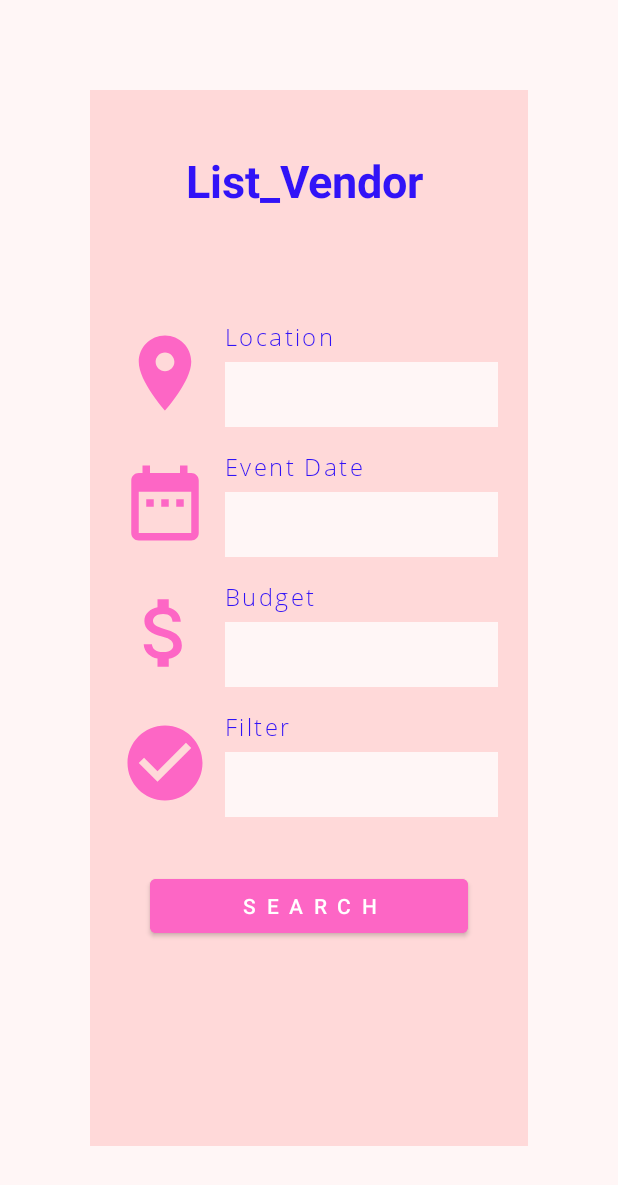
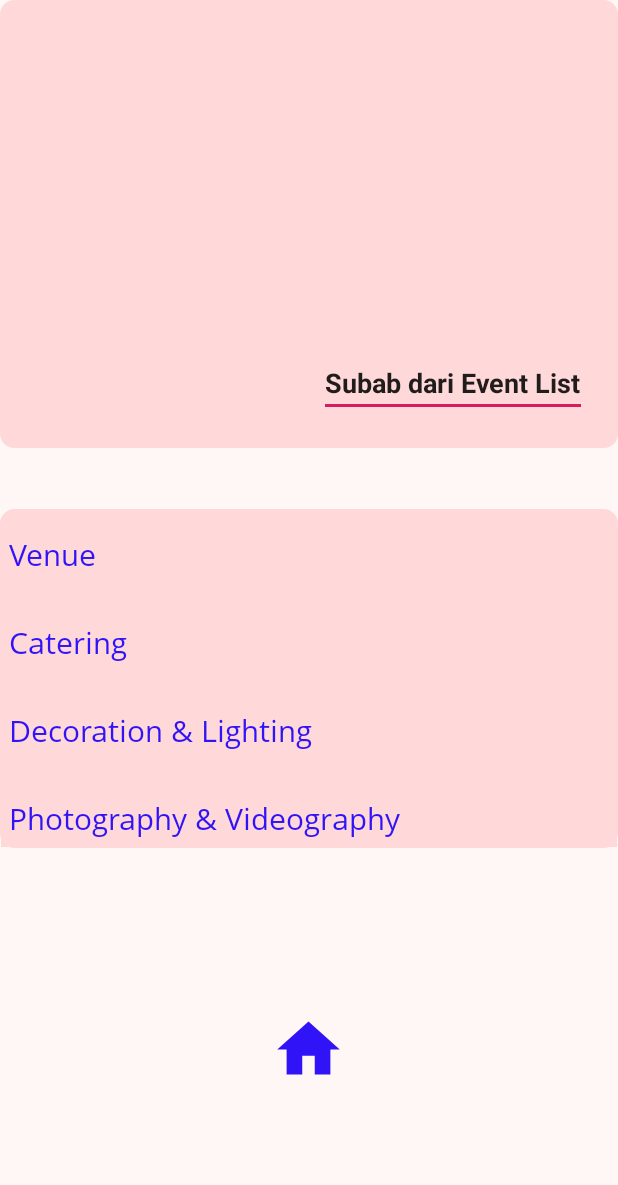
Before and after one commit to crshao/manbis_eventco, an Android app: the ListVendor screen opened directly, with no data from a screen before it, on a phone screen of 412 x 824 dp. Shown: the top 1185 px of the screen. Run offline under Robolectric (Android 15) with nearby library versions, the phone set to English and light mode, and no system bars; our stand-ins replace ButterKnife.

Commit message:
WeddingOccasion_REV1
-ListView ganti jadi RecyclerView
-Tampilan masih salah karena list vendor dapat discroll, harusnya tidak

```diff
--- a/app/src/main/AndroidManifest.xml
+++ b/app/src/main/AndroidManifest.xml
@@ -12,10 +12,10 @@
         <activity android:name=".FilterResult"
             android:exported="true"></activity>
         <activity
-            android:name=".Filter_Vendor"
+            android:name=".FilterVendor"
             android:exported="true" />
         <activity
-            android:name=".List_Vendor"
+            android:name=".ListVendor"
             android:exported="true" />
         <activity android:name=".EventList" />
         <activity android:name=".RegisterActivity" />
--- a/app/src/main/java/com/example/manbis_eventco/Adapter/WeddingOccasionAdapter.java
+++ b/app/src/main/java/com/example/manbis_eventco/Adapter/WeddingOccasionAdapter.java
@@ -37,7 +37,7 @@ public class WeddingOccasionAdapter extends RecyclerView.Adapter<WeddingOccasion
     @Override
     public void onBindViewHolder(@NonNull WeddingOccasionViewHolder holder, int position) {
         WeddingOccasion weddingOccasion = list.get(position);
-        holder.jenis_layanan.setText(weddingOccasion.getName());
+        holder.jenisLayanan.setText(weddingOccasion.getName());
     }
 
     @Override
@@ -46,12 +46,13 @@ public class WeddingOccasionAdapter extends RecyclerView.Adapter<WeddingOccasion
     }
 
     public class WeddingOccasionViewHolder extends RecyclerView.ViewHolder {
-        @BindView(R.id.jenis_layanan)
-        MaterialTextView jenis_layanan;
+
+        MaterialTextView jenisLayanan;
 
         public WeddingOccasionViewHolder(@NonNull View itemView) {
             super(itemView);
-            ButterKnife.bind(itemView);
+            //MENGAPA TIDAK BISA PAKAI BUTTERKNIFE DISINI ?
+            jenisLayanan = itemView.findViewById(R.id.jenis_layanan);
         }
     }
 }
--- a/app/src/main/java/com/example/manbis_eventco/EventList.java
+++ b/app/src/main/java/com/example/manbis_eventco/EventList.java
@@ -23,8 +23,9 @@ public class EventList extends AppCompatActivity {
     }
 
     @OnClick(R.id.btn_wedding)
-    public void intent()
+    public void move()
     {
-        Intent intent = new Intent();
+        Intent intent = new Intent(this, ListVendor.class);
+        startActivity(intent);
     }
 }
--- a/app/src/main/java/com/example/manbis_eventco/Filter_Vendor.java
+++ b/app/src/main/java/com/example/manbis_eventco/ListVendor.java
@@ -7,6 +7,8 @@ import butterknife.BindView;
 import butterknife.ButterKnife;
 
 import android.os.Bundle;
+import android.widget.ArrayAdapter;
+import android.widget.ListView;
 
 import com.example.manbis_eventco.Adapter.WeddingOccasionAdapter;
 import com.example.manbis_eventco.Data.WeddingOccasion;
@@ -14,31 +16,42 @@ import com.example.manbis_eventco.Data.WeddingOccasionData;
 
 import java.util.ArrayList;
 
-public class Filter_Vendor extends AppCompatActivity {
+public class ListVendor extends AppCompatActivity {
 
-    private RecyclerView rvJenisLayanan;
     private ArrayList<WeddingOccasion> list = new ArrayList<>();
 
     @BindView(R.id.recycler_view)
     RecyclerView recyclerView;
 
+//    ListView listView;
+// /*   ArrayList<String> list_vendor;*/
+
     @Override
     protected void onCreate(Bundle savedInstanceState) {
         super.onCreate(savedInstanceState);
-        setContentView(R.layout.activity_filter_vendor);
+        setContentView(R.layout.activity_list_vendor);
         ButterKnife.bind(this);
 
-//        recyclerView.setHasFixedSize(true);
+        recyclerView.setHasFixedSize(true);
 
         list.addAll(WeddingOccasionData.getWeddingOccasionData());
         showRecyclerList();
+
+       /* for(int i = 0 ; i <  getResources().getStringArray(R.array.vendorList).length;i++){
+            list_vendor.add(getResources().getStringArray(R.array.vendorList[i]))
+        }*/
+
+//    listView = findViewById(R.id.list_view);
+//
+//    ArrayAdapter<String> arrayAdapter = new ArrayAdapter<String>(ListVendor.this,android.R.layout.simple_list_item_1
+//        ,getResources().getStringArray(R.array.vendorList));
+//
+//    listView.setAdapter(arrayAdapter);
     }
 
     private void showRecyclerList() {
-        rvJenisLayanan.setLayoutManager(new LinearLayoutManager(this));
+        recyclerView.setLayoutManager(new LinearLayoutManager(this));
         WeddingOccasionAdapter weddingOccasionAdapter = new WeddingOccasionAdapter(list);
-        rvJenisLayanan.setAdapter(weddingOccasionAdapter);
+        recyclerView.setAdapter(weddingOccasionAdapter);
     }
-
-
 }
--- a/app/src/main/java/com/example/manbis_eventco/LoginActivity.java
+++ b/app/src/main/java/com/example/manbis_eventco/LoginActivity.java
@@ -54,7 +54,7 @@ public class LoginActivity extends AppCompatActivity {
         SharedPreferences.Editor editor = sharedPreferences.edit();
         editor.apply();
 
-        Intent intent = new Intent(this, MainActivity.class);
+        Intent intent = new Intent(this, EventList.class);
         startActivity(intent);
         finish();
     }
--- a/app/src/main/res/layout/activity_filter_vendor.xml
+++ b/app/src/main/res/layout/activity_filter_vendor.xml
@@ -4,7 +4,7 @@
     xmlns:tools="http://schemas.android.com/tools"
     android:layout_width="match_parent"
     android:layout_height="match_parent"
-    tools:context=".Filter_Vendor"
+    tools:context=".FilterVendor"
     android:background="@color/background">
     <LinearLayout
         android:layout_width="match_parent"
--- a/app/src/main/res/layout/activity_list_vendor.xml
+++ b/app/src/main/res/layout/activity_list_vendor.xml
@@ -5,7 +5,7 @@
     android:layout_width="match_parent"
     android:layout_height="match_parent"
     android:background="@color/background"
-    tools:context=".List_Vendor"
+    tools:context=".ListVendor"
     android:orientation="vertical">
 
     <RelativeLayout
--- a/app/src/main/res/layout/item_row_wedding_occasion.xml
+++ b/app/src/main/res/layout/item_row_wedding_occasion.xml
@@ -2,7 +2,7 @@
 <RelativeLayout xmlns:android="http://schemas.android.com/apk/res/android"
     android:orientation="vertical"
     android:layout_width="match_parent"
-    android:layout_height="match_parent">
+    android:layout_height="wrap_content">
 
     <LinearLayout
         android:layout_width="match_parent"
```
Also changed, not shown: app/src/main/java/com/example/manbis_eventco/FilterVendor.java (added, +25 -0 lines), app/src/main/java/com/example/manbis_eventco/List_Vendor.java (deleted, +0 -29 lines).
